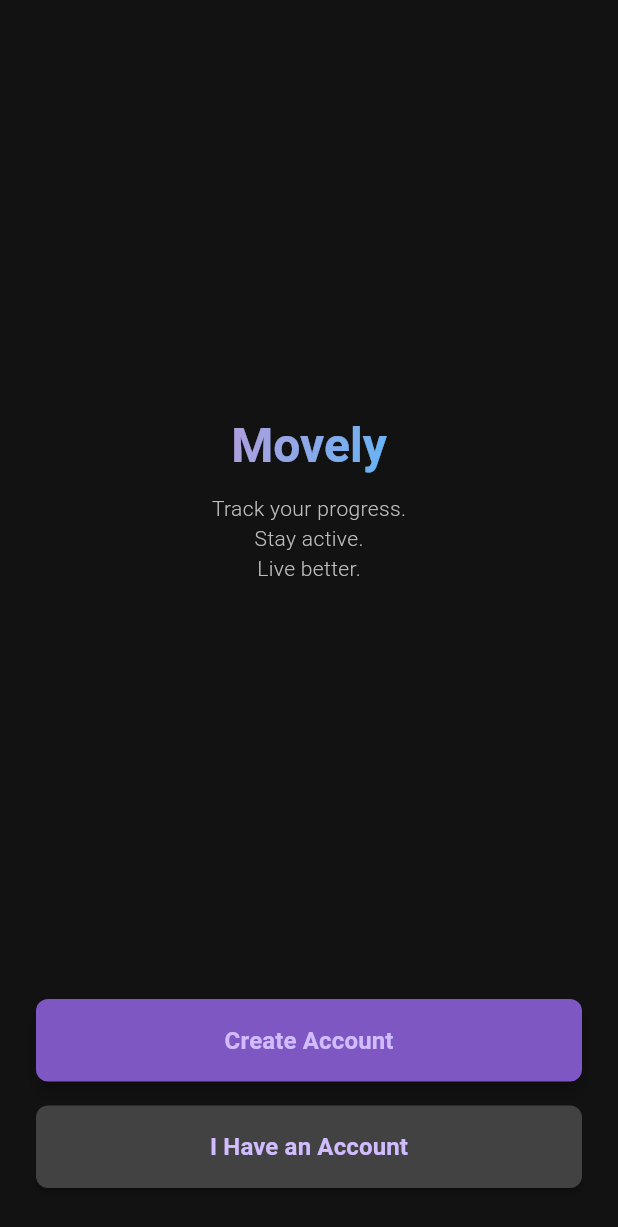
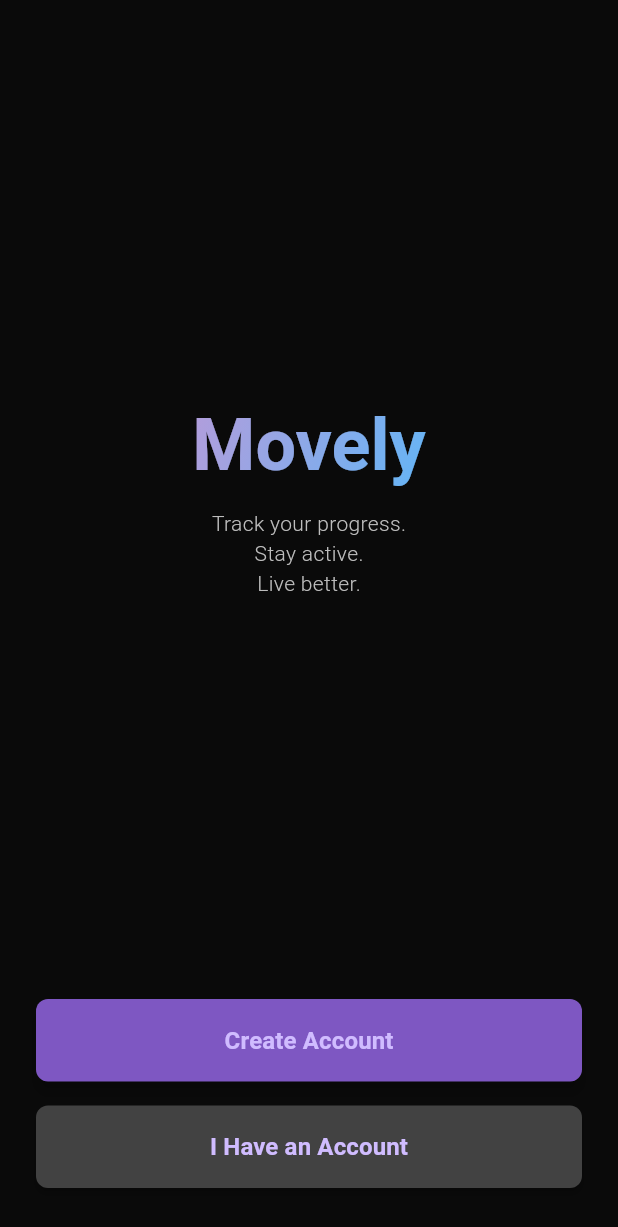
Before and after one commit to Cikle/Movely, a Flutter app: the screen it shows after launch, on a phone screen of 412 x 824 dp. Shown: the top 1227 px of the screen. Run offline on Flutter 3.47's test engine with Material 3 defaults, Android fonts, the phone set to English and light mode, and no system bars; our stand-ins replace supabase_flutter; accounts and stored records are empty.

Commit message:
style: Update auth screens with darker background and improved styling

```diff
--- a/movely/lib/screens/auth_screen.dart
+++ b/movely/lib/screens/auth_screen.dart
@@ -96,7 +96,7 @@ class _AuthScreenState extends State<AuthScreen> {
   Widget build(BuildContext context) {
     return Scaffold(
       body: Container(
-        color: const Color(0xFF121212),
+        color: const Color(0xFF0A0A0A),
         child: SafeArea(
           child: Padding(
             padding: const EdgeInsets.symmetric(horizontal: 24.0),
@@ -109,7 +109,10 @@ class _AuthScreenState extends State<AuthScreen> {
                   children: [
                     ShaderMask(
                       shaderCallback: (bounds) => LinearGradient(
-                        colors: [Colors.deepPurple.shade200, Colors.blue.shade300],
+                        colors: [
+                          Colors.deepPurple.shade200,
+                          Colors.blue.shade300
+                        ],
                         begin: Alignment.topLeft,
                         end: Alignment.bottomRight,
                       ).createShader(bounds),
@@ -118,6 +121,7 @@ class _AuthScreenState extends State<AuthScreen> {
                         style: Theme.of(context).textTheme.headlineLarge?.copyWith(
                               color: Colors.white,
                               fontWeight: FontWeight.bold,
+                              fontSize: 48,
                             ),
                         textAlign: TextAlign.center,
                       ),
--- a/movely/lib/screens/login_screen.dart
+++ b/movely/lib/screens/login_screen.dart
@@ -90,7 +90,7 @@ class _LoginScreenState extends State<LoginScreen> {
   @override
   Widget build(BuildContext context) {
     return Scaffold(
-      backgroundColor: const Color(0xFF121212),
+      backgroundColor: const Color(0xFF0A0A0A),
       appBar: AppBar(
         backgroundColor: Colors.transparent,
         elevation: 0,
--- a/movely/lib/screens/onboarding/username_screen.dart
+++ b/movely/lib/screens/onboarding/username_screen.dart
@@ -30,7 +30,8 @@ class _UsernameScreenState extends State<UsernameScreen> {
   }
 
   bool get _isValid =>
-      _usernameController.text.isNotEmpty && _displayNameController.text.isNotEmpty;
+      _usernameController.text.trim().isNotEmpty &&
+      _displayNameController.text.trim().isNotEmpty;
 
   @override
   Widget build(BuildContext context) {
--- a/movely/lib/screens/register_screen.dart
+++ b/movely/lib/screens/register_screen.dart
@@ -99,7 +99,7 @@ class _RegisterScreenState extends State<RegisterScreen> {
   @override
   Widget build(BuildContext context) {
     return Scaffold(
-      backgroundColor: const Color(0xFF121212),
+      backgroundColor: const Color(0xFF0A0A0A),
       appBar: AppBar(
         backgroundColor: Colors.transparent,
         elevation: 0,
```
